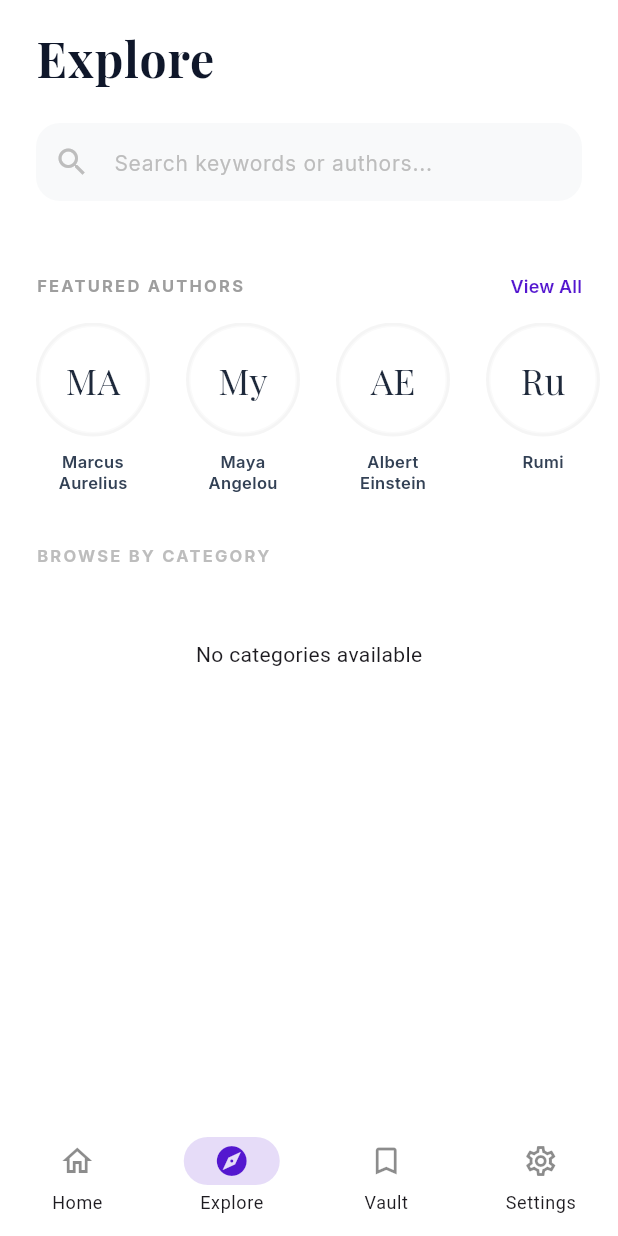
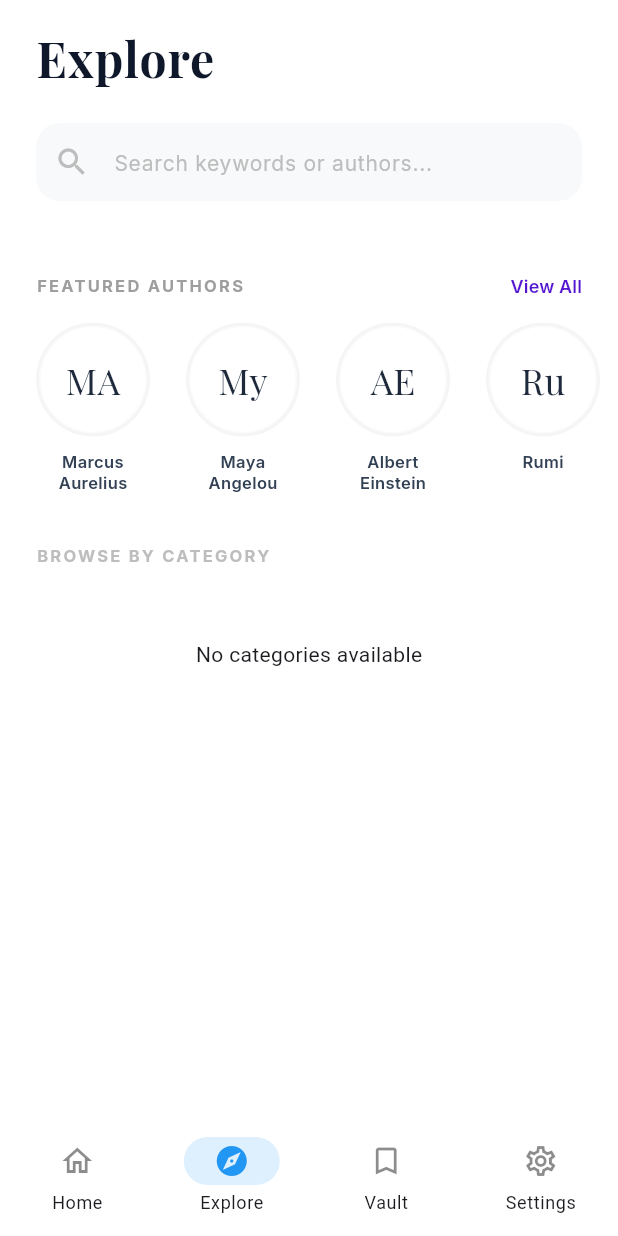
Before and after one commit to priyanshupatra02/quote-vault, a Flutter app: the NavbarPage screen opened directly, item 2 of the bottom bar chosen, on a phone screen of 412 x 824 dp. Run offline on Flutter 3.47's test engine with Material 3 defaults, Android fonts, the phone set to English and light mode, and no system bars; our stand-ins replace auto_route, dio, flash, flex_color_scheme, flutter_local_notifications, flutter_riverpod and 14 more; missing offline and left inert: duration, flutter_displaymode, flutter_secure_storage_x, platform_info, slang, talker_dio_logger; accounts and stored records are empty; network calls fail; statements that could not run were skipped.

Commit message:
(refactor): Migrate UI elements to use `Theme.of(context).primaryColor` for consistent theming and enable `custom_lint`.

```diff
--- a/analysis_options.yaml
+++ b/analysis_options.yaml
@@ -1,7 +1,7 @@
 include: package:flutter_lints/flutter.yaml
-# analyzer:
-#   plugins:
-#     - custom_lint
+analyzer:
+  plugins:
+    - custom_lint
 linter:
   rules:
     public_member_api_docs: false
--- a/lib/features/discover/view/widgets/action_sidebar.dart
+++ b/lib/features/discover/view/widgets/action_sidebar.dart
@@ -106,7 +106,10 @@ class ActionSidebar extends ConsumerWidget {
                       padding: const EdgeInsets.all(10),
                       decoration: BoxDecoration(
                         gradient: LinearGradient(
-                          colors: [AppColors.primary, AppColors.primary.withOpacity(0.7)],
+                          colors: [
+                            Theme.of(context).primaryColor,
+                            Theme.of(context).primaryColor.withOpacity(0.7)
+                          ],
                         ),
                         borderRadius: BorderRadius.circular(12),
                       ),
--- a/lib/features/discover/view/widgets/quote_display.dart
+++ b/lib/features/discover/view/widgets/quote_display.dart
@@ -25,8 +25,9 @@ class QuoteDisplay extends ConsumerWidget {
     final authorColor = AppColors.authorText(context);
 
     // Author line color: gold-muted in light, primary in dark
-    final lineColor =
-        isDark ? AppColors.primary.withOpacity(0.5) : AppColors.goldMuted.withOpacity(0.4);
+    final lineColor = isDark
+        ? Theme.of(context).primaryColor.withOpacity(0.5)
+        : AppColors.goldMuted.withOpacity(0.4);
 
     return Padding(
       padding: const EdgeInsets.symmetric(horizontal: 40.0),
--- a/lib/features/navbar/view/navbar_page.dart
+++ b/lib/features/navbar/view/navbar_page.dart
@@ -88,7 +88,7 @@ class _NavbarPageState extends ConsumerState<NavbarPage> {
           labelTextStyle: WidgetStateProperty.all(
             Theme.of(context).textTheme.bodySmall,
           ),
-          indicatorColor: AppColors.primary.withOpacity(0.15),
+          indicatorColor: Theme.of(context).primaryColor.withOpacity(0.15),
           backgroundColor:
               isDark ? AppColors.backgroundDark.withOpacity(0.95) : Colors.white.withOpacity(0.95),
           surfaceTintColor: Colors.transparent,
@@ -105,7 +105,7 @@ class _NavbarPageState extends ConsumerState<NavbarPage> {
               ),
               selectedIcon: Icon(
                 Icons.home,
-                color: AppColors.primary,
+                color: Theme.of(context).primaryColor,
               ),
               label: 'Home',
             ),
@@ -116,7 +116,7 @@ class _NavbarPageState extends ConsumerState<NavbarPage> {
               ),
               selectedIcon: Icon(
                 Icons.explore,
-                color: AppColors.primary,
+                color: Theme.of(context).primaryColor,
               ),
               label: 'Explore',
             ),
@@ -127,7 +127,7 @@ class _NavbarPageState extends ConsumerState<NavbarPage> {
               ),
               selectedIcon: Icon(
                 Icons.bookmark,
-                color: AppColors.primary,
+                color: Theme.of(context).primaryColor,
               ),
               label: 'Vault',
             ),
@@ -138,7 +138,7 @@ class _NavbarPageState extends ConsumerState<NavbarPage> {
               ),
               selectedIcon: Icon(
                 Icons.settings,
-                color: AppColors.primary,
+                color: Theme.of(context).primaryColor,
               ),
               label: 'Settings',
             ),
--- a/lib/features/search/view/widgets/author_result_tile.dart
+++ b/lib/features/search/view/widgets/author_result_tile.dart
@@ -42,7 +42,7 @@ class AuthorResultTile extends StatelessWidget {
                 style: AppTextStyles.serif.copyWith(
                   fontSize: 18,
                   fontWeight: FontWeight.bold,
-                  color: AppColors.primary,
+                  color: Theme.of(context).primaryColor,
                 ),
               ),
             ),
--- a/lib/features/search/view/widgets/filter_chips_row.dart
+++ b/lib/features/search/view/widgets/filter_chips_row.dart
@@ -38,12 +38,12 @@ class _ActiveFilterChip extends StatelessWidget {
     return Container(
       padding: const EdgeInsets.only(left: 12, right: 4, top: 4, bottom: 4),
       decoration: BoxDecoration(
-        color: AppColors.primary,
+        color: Theme.of(context).primaryColor,
         borderRadius: BorderRadius.circular(999),
-        border: Border.all(color: AppColors.primary.withOpacity(0.2)),
+        border: Border.all(color: Theme.of(context).primaryColor.withOpacity(0.2)),
         boxShadow: [
           BoxShadow(
-            color: AppColors.primary.withOpacity(0.2),
+            color: Theme.of(context).primaryColor.withOpacity(0.2),
             blurRadius: 10,
             offset: const Offset(0, 4),
           ),
--- a/lib/features/settings/view/widgets/appearance_section.dart
+++ b/lib/features/settings/view/widgets/appearance_section.dart
@@ -82,7 +82,7 @@ class AppearanceSection extends ConsumerWidget {
                             .changeTheme(val ? ThemeMode.dark : ThemeMode.light);
                       },
                       activeThumbColor: Colors.white,
-                      activeTrackColor: AppColors.primary,
+                      activeTrackColor: Theme.of(context).primaryColor,
                     ),
                   ],
                 ),
```
Also changed, not shown: lib/features/auth/view/widgets/sign_up_header.dart (+5 -3 lines).
